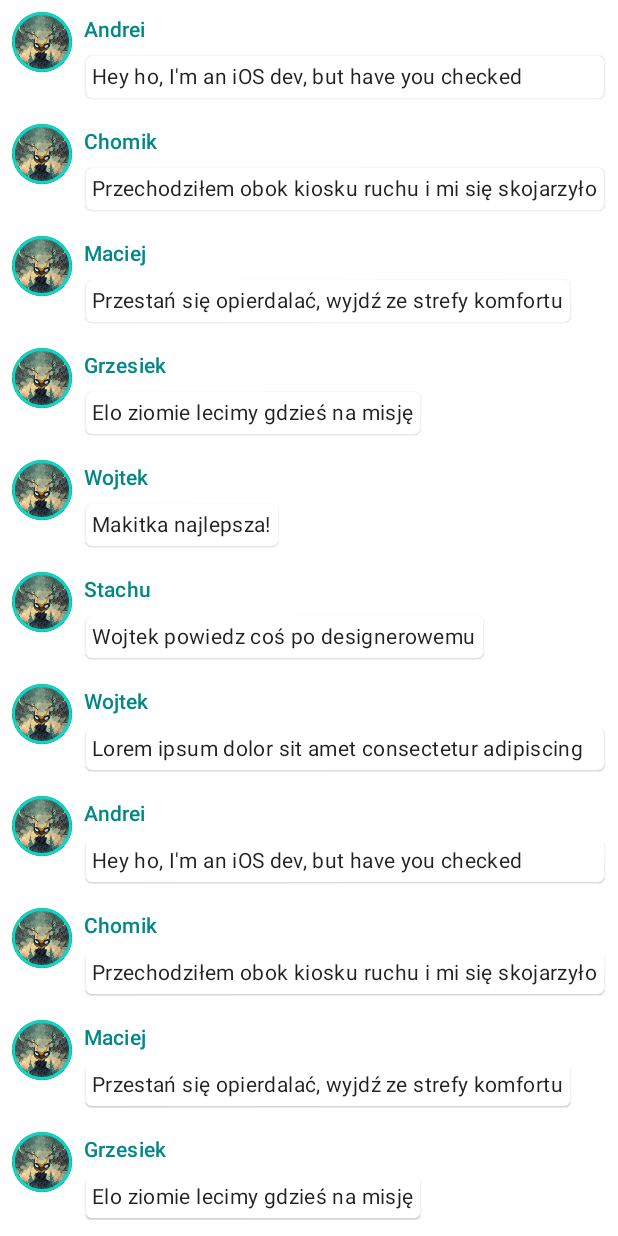
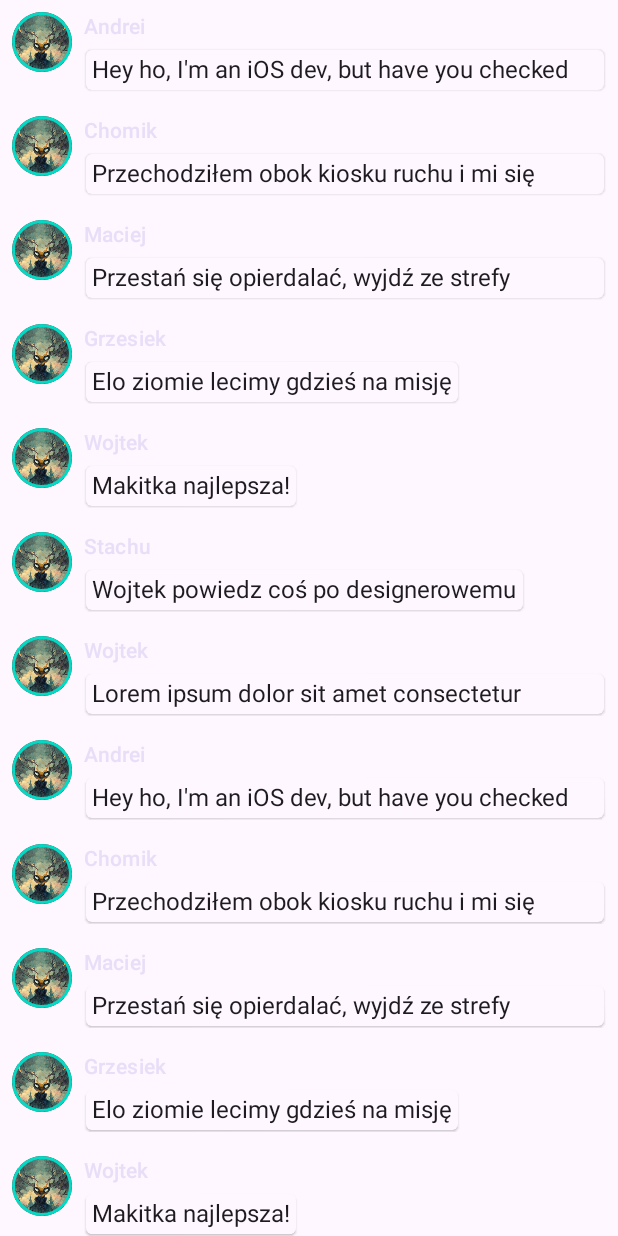
Before and after one commit to stanleyguevara/DustyTools, an Android app built with Jetpack Compose: the screen it shows after launch (MainActivity), after a tap on "Login button", on a phone screen of 412 x 824 dp. Run offline under Robolectric (Android 15) with nearby library versions, the phone set to English and light mode, and no system bars; our stand-ins replace Dagger/Hilt's generated code, Timber.

Commit message:
Material 3

```diff
--- a/app/build.gradle
+++ b/app/build.gradle
@@ -55,7 +55,7 @@ dependencies {
     implementation 'androidx.activity:activity-compose:1.6.1'
     implementation "androidx.compose.ui:ui:$compose_ui_version"
     implementation "androidx.compose.ui:ui-tooling-preview:$compose_ui_version"
-    implementation 'androidx.compose.material:material:1.3.1'
+    implementation 'androidx.compose.material3:material3:1.1.0-alpha03'
     implementation "org.jetbrains.kotlinx:kotlinx-coroutines-core:1.6.4"
     implementation "org.jetbrains.kotlinx:kotlinx-coroutines-android:1.6.4"
     implementation 'com.google.dagger:hilt-android:2.44.2'
--- a/app/src/main/java/com/stanleyguevara/dustytools/compose/Conversation.kt
+++ b/app/src/main/java/com/stanleyguevara/dustytools/compose/Conversation.kt
@@ -3,7 +3,7 @@ package com.stanleyguevara.dustytools.compose
 import android.content.res.Configuration
 import androidx.compose.foundation.lazy.LazyColumn
 import androidx.compose.foundation.lazy.items
-import androidx.compose.material.Surface
+import androidx.compose.material3.Surface
 import androidx.compose.runtime.Composable
 import androidx.compose.ui.tooling.preview.Preview
 import com.stanleyguevara.dustytools.ui.theme.DustyToolsTheme
--- a/app/src/main/java/com/stanleyguevara/dustytools/compose/Greeting.kt
+++ b/app/src/main/java/com/stanleyguevara/dustytools/compose/Greeting.kt
@@ -5,7 +5,10 @@ import androidx.compose.foundation.layout.Column
 import androidx.compose.foundation.layout.Row
 import androidx.compose.foundation.layout.fillMaxWidth
 import androidx.compose.foundation.layout.padding
-import androidx.compose.material.*
+import androidx.compose.material3.Button
+import androidx.compose.material3.MaterialTheme
+import androidx.compose.material3.Surface
+import androidx.compose.material3.Text
 import androidx.compose.runtime.Composable
 import androidx.compose.ui.Modifier
 import androidx.compose.ui.tooling.preview.Preview
@@ -28,7 +31,7 @@ fun MyApp(
 @Composable
 private fun Greeting(name: String, onClick: () -> Unit) {
     Surface(
-        color = MaterialTheme.colors.primary,
+        color = MaterialTheme.colorScheme.primary,
         modifier = Modifier.padding(vertical = 4.dp, horizontal = 8.dp)
     ) {
         Row(modifier = Modifier
@@ -38,7 +41,7 @@ private fun Greeting(name: String, onClick: () -> Unit) {
                 Text(text = "Hello")
                 Text(text = name)
             }
-            Button(onClick = onClick, Modifier.background(color = MaterialTheme.colors.background)) {
+            Button(onClick = onClick, Modifier.background(color = MaterialTheme.colorScheme.background)) {
                 Text(text = "Show more")
             }
         }
--- a/app/src/main/java/com/stanleyguevara/dustytools/compose/HomeScreen.kt
+++ b/app/src/main/java/com/stanleyguevara/dustytools/compose/HomeScreen.kt
@@ -8,9 +8,9 @@ import androidx.compose.foundation.border
 import androidx.compose.foundation.clickable
 import androidx.compose.foundation.layout.*
 import androidx.compose.foundation.shape.CircleShape
-import androidx.compose.material.MaterialTheme
-import androidx.compose.material.Surface
-import androidx.compose.material.Text
+import androidx.compose.material3.MaterialTheme
+import androidx.compose.material3.Surface
+import androidx.compose.material3.Text
 import androidx.compose.runtime.*
 import androidx.compose.ui.Modifier
 import androidx.compose.ui.draw.clip
@@ -38,25 +38,25 @@ fun MessageCard(message: Message) {
             modifier = Modifier
                 .size(40.dp)
                 .clip(CircleShape)
-                .border(1.5.dp, MaterialTheme.colors.secondary, CircleShape)
+                .border(1.5.dp, MaterialTheme.colorScheme.secondary, CircleShape)
         )
         Spacer(modifier = Modifier.width(8.dp))
         Column {
             Text(
                 text = message.author,
-                color = MaterialTheme.colors.secondaryVariant,
-                style = MaterialTheme.typography.subtitle2,
+                color = MaterialTheme.colorScheme.secondaryContainer,
+                style = MaterialTheme.typography.titleSmall,
             )
             Spacer(modifier = Modifier.height(4.dp))
 
             var isExpanded by remember { mutableStateOf(false) }
             val surfaceColor by animateColorAsState(
-                if (isExpanded) MaterialTheme.colors.primary else MaterialTheme.colors.surface
+                if (isExpanded) MaterialTheme.colorScheme.primary else MaterialTheme.colorScheme.surface
             )
 
             Surface(
                 shape = MaterialTheme.shapes.medium,
-                elevation = 1.dp,
+                shadowElevation = 1.dp,
                 color = surfaceColor,
                 modifier = Modifier
                     .animateContentSize()
@@ -68,7 +68,7 @@ fun MessageCard(message: Message) {
                         .clickable { isExpanded = !isExpanded }
                         .padding(all = 4.dp),
                     maxLines = if (isExpanded) Int.MAX_VALUE else 1,
-                    style = MaterialTheme.typography.body2,
+                    style = MaterialTheme.typography.bodyMedium,
                 )
             }
         }
--- a/app/src/main/java/com/stanleyguevara/dustytools/compose/LoginScreen.kt
+++ b/app/src/main/java/com/stanleyguevara/dustytools/compose/LoginScreen.kt
@@ -1,9 +1,9 @@
 package com.stanleyguevara.dustytools.compose
 
 import androidx.compose.foundation.layout.wrapContentSize
-import androidx.compose.material.Button
-import androidx.compose.material.Surface
-import androidx.compose.material.Text
+import androidx.compose.material3.Button
+import androidx.compose.material3.Surface
+import androidx.compose.material3.Text
 import androidx.compose.runtime.Composable
 import androidx.compose.ui.Modifier
 import androidx.compose.ui.tooling.preview.Preview
--- a/app/src/main/java/com/stanleyguevara/dustytools/compose/OrderMatters.kt
+++ b/app/src/main/java/com/stanleyguevara/dustytools/compose/OrderMatters.kt
@@ -5,7 +5,7 @@ import androidx.compose.foundation.background
 import androidx.compose.foundation.layout.Box
 import androidx.compose.foundation.layout.padding
 import androidx.compose.foundation.layout.size
-import androidx.compose.material.Surface
+import androidx.compose.material3.Surface
 import androidx.compose.runtime.Composable
 import androidx.compose.ui.Modifier
 import androidx.compose.ui.graphics.Color
--- a/app/src/main/java/com/stanleyguevara/dustytools/ui/theme/Shape.kt
+++ b/app/src/main/java/com/stanleyguevara/dustytools/ui/theme/Shape.kt
@@ -1,7 +1,7 @@
 package com.stanleyguevara.dustytools.ui.theme
 
 import androidx.compose.foundation.shape.RoundedCornerShape
-import androidx.compose.material.Shapes
+import androidx.compose.material3.Shapes
 import androidx.compose.ui.unit.dp
 
 val Shapes = Shapes(
--- a/app/src/main/java/com/stanleyguevara/dustytools/ui/theme/Theme.kt
+++ b/app/src/main/java/com/stanleyguevara/dustytools/ui/theme/Theme.kt
@@ -1,20 +1,20 @@
 package com.stanleyguevara.dustytools.ui.theme
 
 import androidx.compose.foundation.isSystemInDarkTheme
-import androidx.compose.material.MaterialTheme
-import androidx.compose.material.darkColors
-import androidx.compose.material.lightColors
+import androidx.compose.material3.MaterialTheme
+import androidx.compose.material3.darkColorScheme
+import androidx.compose.material3.lightColorScheme
 import androidx.compose.runtime.Composable
 
-private val DarkColorPalette = darkColors(
+private val DarkColorPalette = darkColorScheme(
     primary = Purple200,
-    primaryVariant = Purple700,
+    primaryContainer = Purple700,
     secondary = Teal200
 )
 
-private val LightColorPalette = lightColors(
+private val LightColorPalette = lightColorScheme(
     primary = Purple500,
-    primaryVariant = Purple700,
+    primaryContainer = Purple700,
     secondary = Teal200
 
     /* Other default colors to override
@@ -29,14 +29,14 @@ private val LightColorPalette = lightColors(
 
 @Composable
 fun DustyToolsTheme(darkTheme: Boolean = isSystemInDarkTheme(), content: @Composable () -> Unit) {
-    val colors = if (darkTheme) {
+    val colorScheme = if (darkTheme) {
         DarkColorPalette
     } else {
         LightColorPalette
     }
 
     MaterialTheme(
-        colors = colors,
+        colorScheme = colorScheme,
         typography = Typography,
         shapes = Shapes,
         content = content
--- a/app/src/main/java/com/stanleyguevara/dustytools/ui/theme/Type.kt
+++ b/app/src/main/java/com/stanleyguevara/dustytools/ui/theme/Type.kt
@@ -1,6 +1,6 @@
 package com.stanleyguevara.dustytools.ui.theme
 
-import androidx.compose.material.Typography
+import androidx.compose.material3.Typography
 import androidx.compose.ui.text.TextStyle
 import androidx.compose.ui.text.font.FontFamily
 import androidx.compose.ui.text.font.FontWeight
@@ -8,7 +8,7 @@ import androidx.compose.ui.unit.sp
 
 // Set of Material typography styles to start with
 val Typography = Typography(
-    body1 = TextStyle(
+    bodyMedium = TextStyle(
         fontFamily = FontFamily.Default,
         fontWeight = FontWeight.Normal,
         fontSize = 16.sp
```
